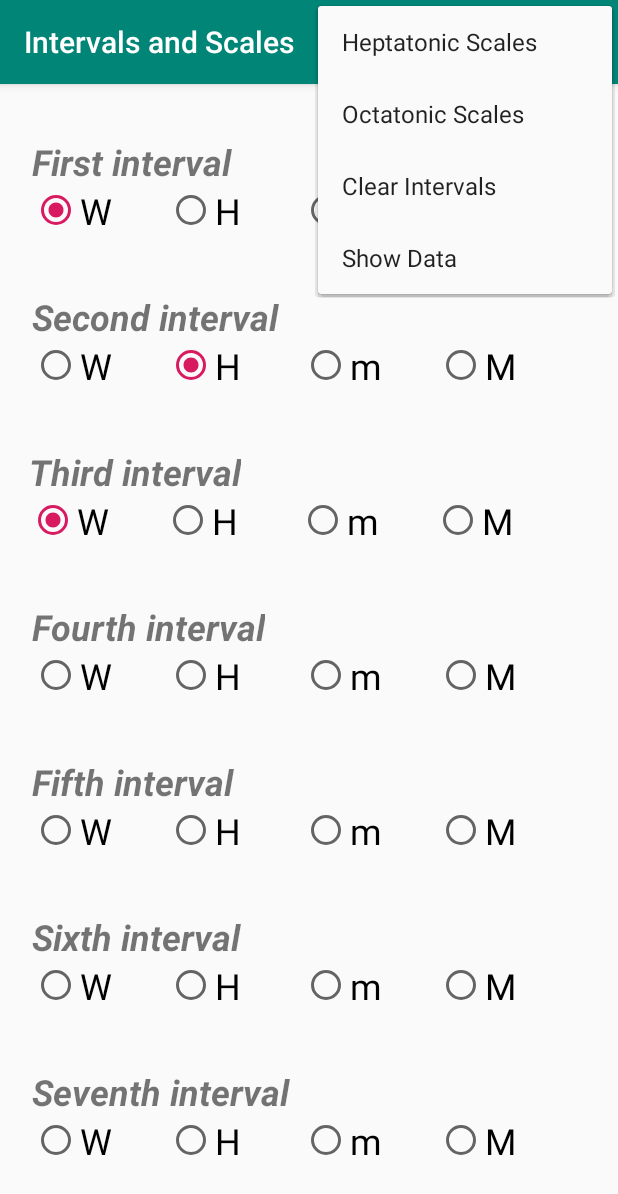
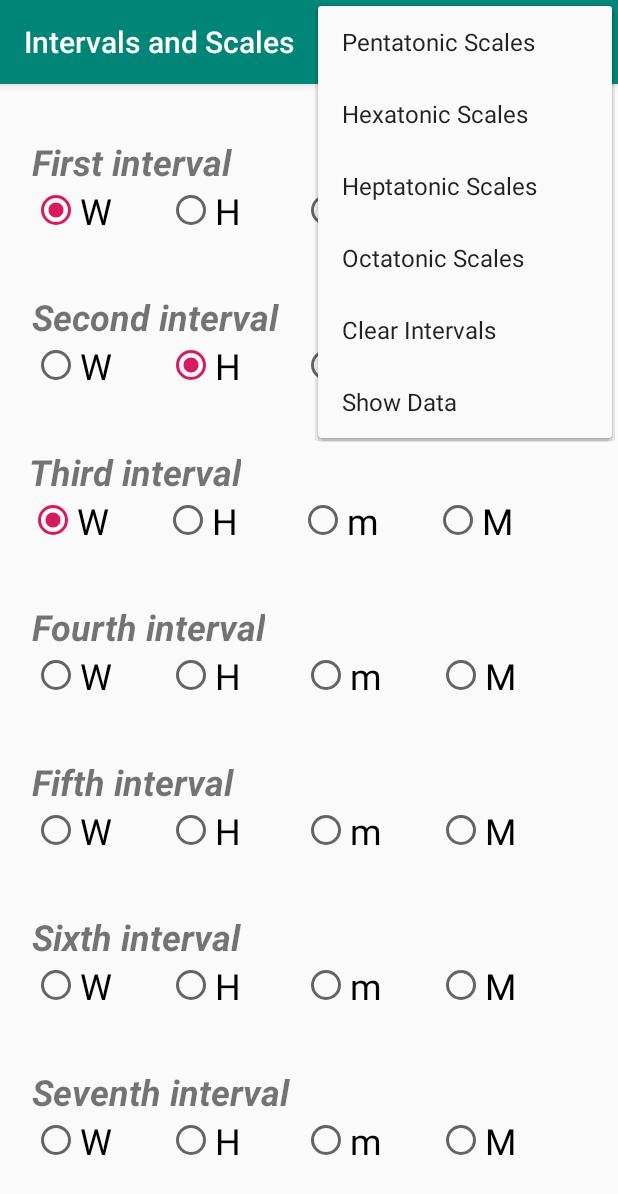
Before and after one commit to sangervu/MatchMusicScalesAndroid, an Android app: the screen it shows after launch (MainActivity), with the options menu open, on a phone screen of 412 x 824 dp. Shown: the top 1194 px of the screen. Run offline under Robolectric (Android 15) with nearby library versions, the phone set to English and light mode, and no system bars.

Commit message:
lisäyksiä

```diff
--- a/app/src/main/java/com/example/matchmusicscales/HeptatonicView.java
+++ b/app/src/main/java/com/example/matchmusicscales/HeptatonicView.java
@@ -2,7 +2,6 @@ package com.example.matchmusicscales;
 
 import android.app.ListActivity;
 import android.os.Bundle;
-import android.support.v7.app.AppCompatActivity;
 import android.view.View;
 import android.widget.AdapterView;
 import android.widget.ArrayAdapter;
@@ -21,7 +20,7 @@ public class HeptatonicView extends ListActivity {
     public void onCreate(Bundle savedInstanceState) {
         super.onCreate(savedInstanceState);
 
-        setListAdapter(new ArrayAdapter<String>(this, R.layout.octatonic_scales,scales));
+        setListAdapter(new ArrayAdapter<String>(this, R.layout.view_scales,scales));
 
         ListView listView = getListView();
         listView.setTextFilterEnabled(true);
--- a/app/src/main/java/com/example/matchmusicscales/OctatonicView.java
+++ b/app/src/main/java/com/example/matchmusicscales/OctatonicView.java
@@ -2,7 +2,6 @@ package com.example.matchmusicscales;
 
 import android.app.ListActivity;
 import android.os.Bundle;
-import android.support.v7.app.AppCompatActivity;
 import android.view.View;
 import android.widget.AdapterView;
 import android.widget.ArrayAdapter;
@@ -21,7 +20,7 @@ public class OctatonicView extends ListActivity {
     public void onCreate(Bundle savedInstanceState) {
         super.onCreate(savedInstanceState);
 
-        setListAdapter(new ArrayAdapter<String>(this, R.layout.octatonic_scales,scales));
+        setListAdapter(new ArrayAdapter<String>(this, R.layout.view_scales,scales));
 
         ListView listView = getListView();
         listView.setTextFilterEnabled(true);
--- a/app/src/main/res/menu/menu_main.xml
+++ b/app/src/main/res/menu/menu_main.xml
@@ -2,6 +2,15 @@
     xmlns:app="http://schemas.android.com/apk/res-auto"
     xmlns:tools="http://schemas.android.com/tools"
     tools:context="com.example.matchmusicscales.MainActivity">
+
+    <item
+        android:id="@+id/show_scales_pentatonic"
+        android:orderInCategory="100"
+        android:title="@string/show_scales_pentatatonic" />
+    <item
+        android:id="@+id/show_scales_hexatonic"
+        android:orderInCategory="100"
+        android:title="@string/show_scales_hexatonic" />
     <item
         android:id="@+id/show_scales_heptatonic"
         android:orderInCategory="100"
--- a/app/src/main/res/values/strings.xml
+++ b/app/src/main/res/values/strings.xml
@@ -39,4 +39,6 @@
     <string name="show_scales_heptatonic">Heptatonic Scales</string>
     <string name="show_scales_ocatonic">Octatonic Scales</string>
     <string name="heptatonic_name">Heptatonic Scales</string>
+    <string name="show_scales_pentatatonic">Pentatonic Scales</string>
+    <string name="show_scales_hexatonic">Hexatonic Scales</string>
 </resources>
```
Also changed, not shown: app/src/main/res/layout/view_scales.xml (renamed from app/src/main/res/layout/octatonic_scales.xml).
